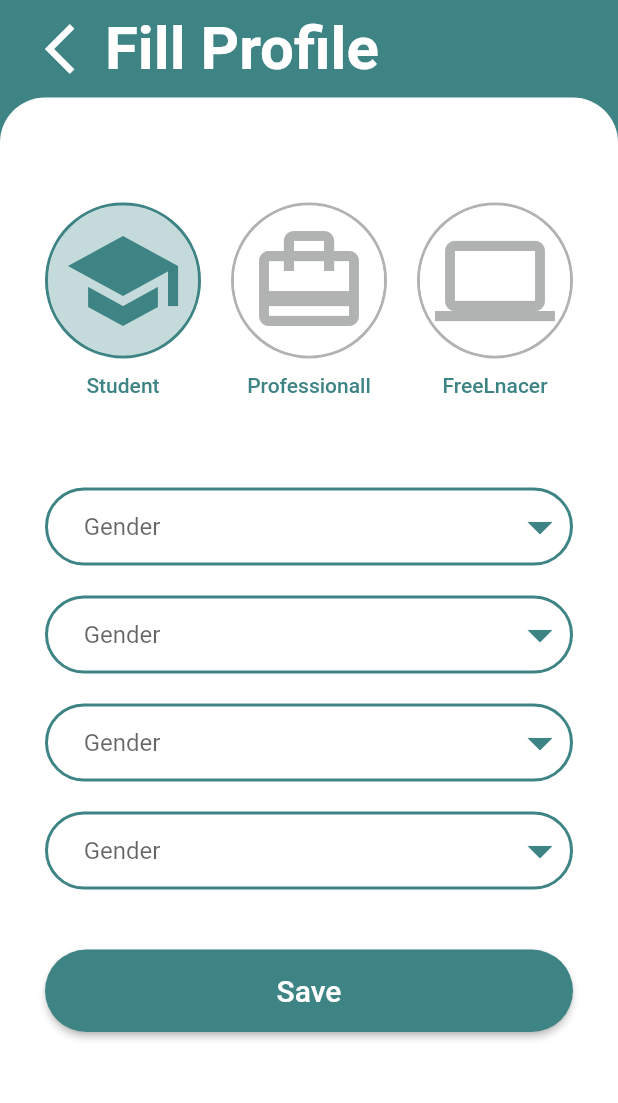
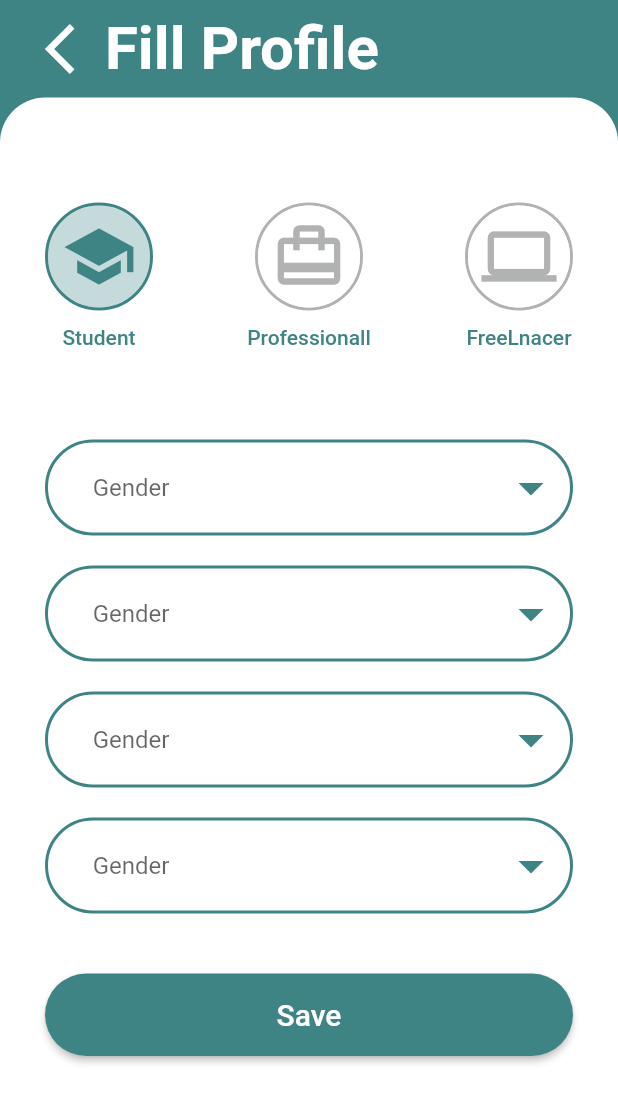
Before and after one commit to Ray0Emma/Roomie, a Flutter app: the screen it shows after launch, on a phone screen of 412 x 824 dp. Shown: the top 1103 px of the screen. Run offline on Flutter 3.47's test engine with Material 2 defaults, Android fonts, the phone set to English and light mode, and no system bars; our stand-ins replace animated_splash_screen, flutter_svg, get, google_nav_bar.

Commit message:
fix:fixed padding of all input sign up 3

```diff
--- a/lib/views/SignUp/signup.dart
+++ b/lib/views/SignUp/signup.dart
@@ -490,9 +490,9 @@ class _SignUp3State extends State<SignUp3> {
                                       borderRadius:BorderRadius.all(Radius.circular(200))
                                   ),
 
-                                  child:CircleAvatar(radius:50,child: Container(
+                                  child:CircleAvatar(radius:34,child: Container(
 
-                                      child: Icon(Icons.school,color:AppColors.PRIMARY_COLOR,size:80,)),
+                                      child: Icon(Icons.school,color:AppColors.PRIMARY_COLOR,size:50,)),
                                     backgroundColor:AppColors.PRIMARY_COLOR.withOpacity(0.3)
                                   ),
                                     ),
@@ -508,9 +508,9 @@ class _SignUp3State extends State<SignUp3> {
                                    borderRadius:BorderRadius.all(Radius.circular(200))
                                ),
 
-                               child:CircleAvatar(radius:50,child: Container(
+                               child:CircleAvatar(radius:34,child: Container(
 
-                                   child: Icon(Icons.card_travel,color:AppColors.GRAY_Forced,size:80,)),
+                                   child: Icon(Icons.card_travel,color:AppColors.GRAY_Forced,size:50,)),
                                    backgroundColor:Colors.white
                                ),
                              ),
@@ -527,8 +527,8 @@ class _SignUp3State extends State<SignUp3> {
                                    borderRadius:BorderRadius.all(Radius.circular(200))
                                ),
 
-                               child:CircleAvatar(radius:50,child: Container(
-                                   child: Icon(Icons.computer,color:AppColors.GRAY_Forced,size:80,)),
+                               child:CircleAvatar(radius:34,child: Container(
+                                   child: Icon(Icons.computer,color:AppColors.GRAY_Forced,size:50,)),
                                    backgroundColor:Colors.white
                                ),
                              ),
@@ -550,6 +550,7 @@ class _SignUp3State extends State<SignUp3> {
                                   SizedBox(height: 40,),
                                   SizedBox(height: 20,),
                                   Container(
+                                    padding: EdgeInsets.all(6),
                                     decoration: BoxDecoration(
                                       border: Border.all(
                                         color:AppColors.PRIMARY_COLOR,
@@ -579,6 +580,7 @@ class _SignUp3State extends State<SignUp3> {
                                   ),
                                   SizedBox(height: 20,),
                                   Container(
+                                    padding: EdgeInsets.all(6),
                                     decoration: BoxDecoration(
                                       border: Border.all(
                                         color:AppColors.PRIMARY_COLOR,
@@ -608,6 +610,7 @@ class _SignUp3State extends State<SignUp3> {
                                   ),
                                   SizedBox(height: 20,),
                                   Container(
+                                    padding: EdgeInsets.all(6),
                                     decoration: BoxDecoration(
                                       border: Border.all(
                                         color:AppColors.PRIMARY_COLOR,
@@ -637,6 +640,7 @@ class _SignUp3State extends State<SignUp3> {
                                   ),
                                   SizedBox(height: 20,),
                                   Container(
+                                    padding: EdgeInsets.all(6),
                                     decoration: BoxDecoration(
                                       border: Border.all(
                                         color:AppColors.PRIMARY_COLOR,
```
Also changed, not shown: lib/views/login.dart (added, +175 -0 lines).
